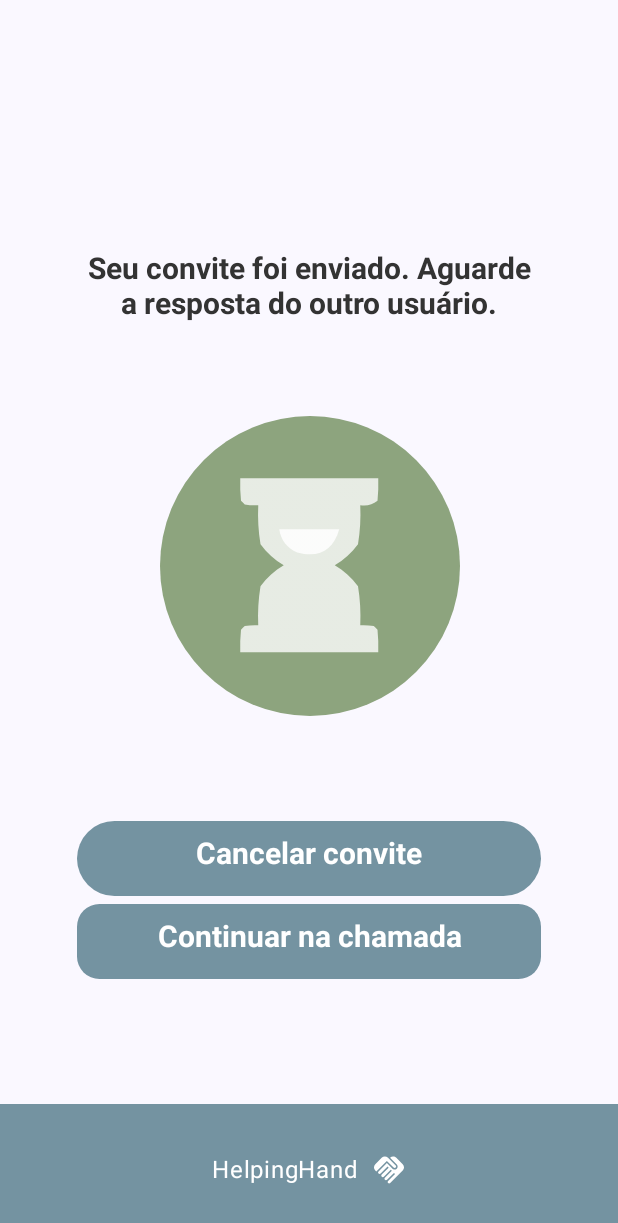
After one commit to matheushsaba/FacilitaTech_IHC, an Android app built with Jetpack Compose: the composable WaitPage shown on its own in the app's theme, on a phone screen of 412 x 824 dp. The commit adds this screen. Shown: the top 1223 px of the screen. Run offline under Robolectric (Android 15) with nearby library versions, the phone set to English and light mode, and no system bars.

Commit message:
adiciona waitPage e atualiza imagens

```diff
--- a/app/src/main/java/com/example/facilitatech/SelectUserActivity.kt
+++ b/app/src/main/java/com/example/facilitatech/SelectUserActivity.kt
@@ -32,6 +32,7 @@ import androidx.compose.ui.text.font.FontWeight
 import androidx.compose.ui.tooling.preview.Preview
 import androidx.compose.ui.unit.sp
 import com.example.facilitatech.components.BottomRibbon
+import com.example.facilitatech.components.WaitPage
 import com.example.facilitatech.ui.theme.AndroidToolsetTheme
 
 class SelectUserActivity : ComponentActivity() {
@@ -71,7 +72,7 @@ fun UserScreen(onNavigate: (Int) -> Unit) {
             verticalArrangement = Arrangement.Center
         ) {
             User(
-                iconId = R.drawable.send_message_icon, // Replace with your actual icon drawable resource
+                iconId = R.drawable.teacher_2_, // Replace with your actual icon drawable resource
                 buttonText = "Sou um ajudante",
                 onButtonClick = { onNavigate(1) }
             )
@@ -79,7 +80,7 @@ fun UserScreen(onNavigate: (Int) -> Unit) {
             Spacer(modifier = Modifier.height(32.dp)) // This spacer adds a blank space between the users
 
             User(
-                iconId = R.drawable.send_message_icon, // Replace with your actual icon drawable resource
+                iconId = R.drawable.why_quest, // Replace with your actual icon drawable resource
                 buttonText = "Preciso de ajuda",
                 onButtonClick = { onNavigate(2) }
             )
@@ -90,6 +91,7 @@ fun UserScreen(onNavigate: (Int) -> Unit) {
             iconId = R.drawable.baseline_handshake_24,
             modifier = Modifier.align(Alignment.BottomCenter) // This aligns the BottomRibbon to the bottom center
         )
+
     }
 }
 
--- /dev/null
+++ b/app/src/main/java/com/example/facilitatech/WaitPage.kt
@@ -0,0 +1,204 @@
+package com.example.facilitatech
+
+import androidx.compose.foundation.Image
+import androidx.compose.foundation.background
+import androidx.compose.foundation.layout.Arrangement
+import androidx.compose.foundation.layout.Box
+import androidx.compose.foundation.layout.Column
+import androidx.compose.foundation.layout.fillMaxSize
+import androidx.compose.foundation.layout.offset
+import androidx.compose.foundation.layout.padding
+import androidx.compose.foundation.layout.requiredHeight
+import androidx.compose.foundation.layout.requiredSize
+import androidx.compose.foundation.layout.requiredWidth
+import androidx.compose.foundation.shape.CircleShape
+import androidx.compose.foundation.shape.RoundedCornerShape
+import androidx.compose.material3.ButtonDefaults
+import androidx.compose.material3.Text
+import androidx.compose.material3.TextButton
+import androidx.compose.runtime.Composable
+import androidx.compose.ui.Alignment
+import androidx.compose.ui.Modifier
+import androidx.compose.ui.draw.clip
+import androidx.compose.ui.graphics.Color
+import androidx.compose.ui.layout.ContentScale
+import androidx.compose.ui.res.painterResource
+import androidx.compose.ui.text.TextStyle
+import androidx.compose.ui.text.font.FontWeight
+import androidx.compose.ui.text.style.TextAlign
+import androidx.compose.ui.tooling.preview.Preview
+import androidx.compose.ui.unit.dp
+import androidx.compose.ui.unit.sp
+import com.example.facilitatech.R
+import com.example.facilitatech.components.BottomRibbon
+import com.example.facilitatech.ui.theme.AndroidToolsetTheme
+
+
+@Composable
+fun WaitPage(modifier: Modifier = Modifier) {
+        Box(modifier = Modifier.fillMaxSize()) {
+            Column(
+                modifier = Modifier
+                    .padding(16.dp)
+                    .align(Alignment.Center), // Align the Column in the center of the Box
+                horizontalAlignment = Alignment.CenterHorizontally,
+                verticalArrangement = Arrangement.Center
+            ) {
+                Aguardando()
+                CancelButton()
+                Boto()
+
+            }
+
+            BottomRibbon(
+                text = "HelpingHand",
+                iconId = R.drawable.baseline_handshake_24,
+                modifier = Modifier.align(Alignment.BottomCenter) // This aligns the BottomRibbon to the bottom center
+            )
+
+        }
+    }
+@Composable
+fun Aguardando(modifier: Modifier = Modifier) {
+    Box(
+        modifier = modifier
+            .requiredWidth(width = 310.dp)
+            .requiredHeight(height = 380.dp)
+    ) {
+        Box(
+            modifier = Modifier
+                .align(alignment = Alignment.CenterStart)
+                .offset(
+                    x = 0.dp,
+                    y = 165.dp
+                )
+                .requiredWidth(width = 309.dp)
+                .requiredHeight(height = 50.dp)
+        )
+        Text(
+            text = "Seu convite foi enviado. Aguarde a resposta do outro usuário.",
+            color = Color(0xff333333),
+            textAlign = TextAlign.Center,
+            style = TextStyle(
+                fontSize = 20.sp,
+                fontWeight = FontWeight.Bold),
+            modifier = Modifier
+                .align(alignment = Alignment.TopCenter)
+                .offset(
+                    x = 0.dp,
+                    y = 0.dp
+                )
+                .requiredWidth(width = 310.dp))
+        Box(
+            modifier = Modifier
+                .align(alignment = Alignment.TopCenter)
+                .offset(
+                    x = 0.dp,
+                    y = 110.dp
+                )
+                .requiredSize(size = 200.dp)
+        ) {
+            Box(
+                modifier = Modifier
+                    .requiredSize(size = 200.dp)
+                    .clip(shape = CircleShape)
+                    .background(color = Color(0xff8da47e)))
+            Image(
+                painter = painterResource(id = R.drawable.hourglass),
+                contentDescription = "Hourglass",
+                contentScale = ContentScale.Inside,
+                modifier = Modifier
+                    .align(alignment = Alignment.TopStart)
+                    .offset(
+                        x = 40.dp,
+                        y = 40.dp
+                    )
+                    .requiredSize(size = 120.dp))
+        }
+    }
+}
+
+
+@Composable
+fun CancelButton(modifier: Modifier = Modifier) {
+    TextButton(
+        onClick = { },
+        colors = ButtonDefaults.buttonColors(containerColor = Color.Transparent),
+        modifier = modifier
+            .requiredWidth(width = 309.dp)
+            .requiredHeight(height = 50.dp)
+    ) {
+        Box(
+            modifier = Modifier
+                .requiredWidth(width = 309.dp)
+                .requiredHeight(height = 50.dp)
+        ) {
+            Box(
+                modifier = Modifier
+                    .requiredWidth(width = 309.dp)
+                    .requiredHeight(height = 50.dp)
+                    .clip(shape = RoundedCornerShape(15.dp))
+                    .background(color = Color(0xff7493a1)))
+            Text(
+                text = "Cancelar convite",
+                color = Color.White,
+                style = TextStyle(
+                    fontSize = 20.sp,
+                    fontWeight = FontWeight.Bold),
+                modifier = Modifier
+                    .align(alignment = Alignment.TopCenter)
+                    .offset(
+                        x = 0.dp,
+                        y = 10.dp
+                    ))
+        }
+    }
+}
+
+@Composable
+fun Boto(modifier: Modifier = Modifier) {
+    TextButton(
+        onClick = { },
+        colors = ButtonDefaults.buttonColors(containerColor = Color.Transparent),
+        modifier = modifier
+            .requiredWidth(width = 320.dp)
+            .requiredHeight(height = 60.dp)
+    ) {
+        Box(
+            modifier = modifier
+                .requiredWidth(width = 309.dp)
+                .requiredHeight(height = 50.dp)
+        ) {
+            Box(
+                modifier = Modifier
+                    .requiredWidth(width = 309.dp)
+                    .requiredHeight(height = 50.dp)
+                    .clip(shape = RoundedCornerShape(15.dp))
+                    .background(color = Color(0xff7493a1))
+            )
+            Text(
+                text = "Continuar na chamada",
+                color = Color.White,
+                style = TextStyle(
+                    fontSize = 20.sp,
+                    fontWeight = FontWeight.Bold
+                ),
+                modifier = Modifier
+                    .align(alignment = Alignment.TopCenter)
+                    .offset(
+                        x = 0.5.dp,
+                        y = 10.dp
+                    )
+            )
+        }
+    }
+}
+
+
+@Preview( showBackground = true)
+@Composable
+private fun AguardandoPreview() {
+    AndroidToolsetTheme {
+        WaitPage(Modifier)
+    }
+}
```
